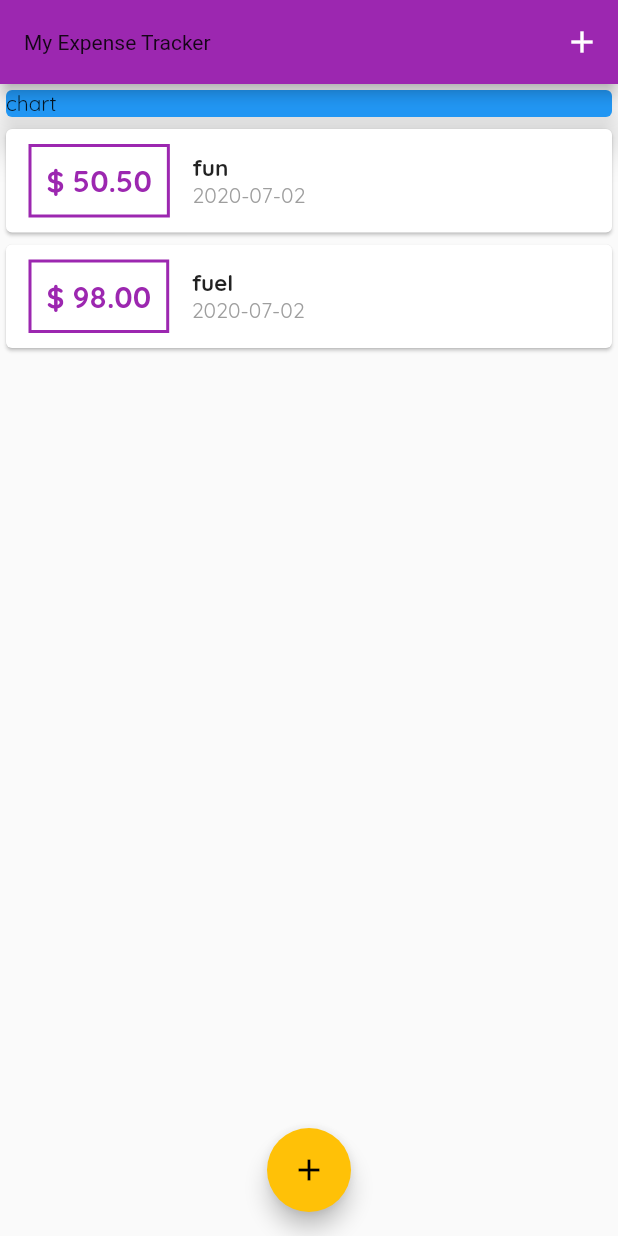
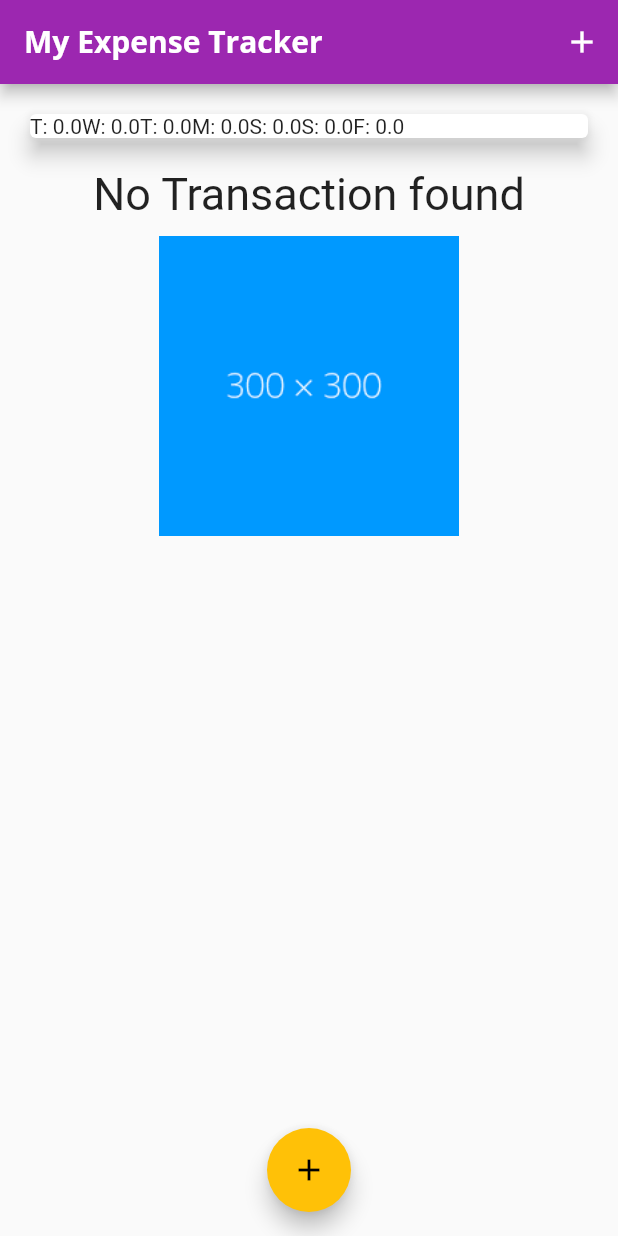
Before and after one commit to nomanshaikh17/expense-tracker-app-flutter, a Flutter app: the screen it shows after launch, on a phone screen of 412 x 824 dp. Run offline on Flutter 3.47's test engine with Material 2 defaults, Android fonts, the phone set to English and light mode, and no system bars.

Commit message:
completed till lecture 101 while trying to create a chart bar

```diff
--- a/lib/main.dart
+++ b/lib/main.dart
@@ -1,6 +1,7 @@
 import 'package:expensetracker/widgets/new_tranaction.dart';
 import 'package:flutter/cupertino.dart';
 import 'package:flutter/material.dart';
+import './widgets/chart.dart';
 import './widgets/transactions_list.dart';
 import './models/transactions.dart';
 
@@ -17,8 +18,21 @@ class MyApp extends StatelessWidget {
         primarySwatch: Colors.purple,
         accentColor: Colors.amber,
         fontFamily: 'QuickSand',
+        textTheme: ThemeData.light().textTheme.copyWith(
+              title: TextStyle(
+                fontFamily: 'OpenSans',
+                fontSize: 18,
+                fontWeight: FontWeight.bold,
+              ),
+            ),
         appBarTheme: AppBarTheme(
-          textTheme: ThemeData.light().textTheme.copyWith(),
+          textTheme: ThemeData.light().textTheme.copyWith(
+                title: TextStyle(
+                  fontFamily: 'OpenSans',
+                  fontSize: 20,
+                  fontWeight: FontWeight.bold,
+                ),
+              ),
         ),
       ),
     );
@@ -32,19 +46,31 @@ class MyHomePage extends StatefulWidget {
 
 class _MyHomePageState extends State<MyHomePage> {
   final List<Transactions> transaction = [
-    Transactions(
-      id: 't1',
-      title: 'fun',
-      amount: 50.5,
-      date: DateTime.now(),
-    ),
-    Transactions(
-      id: 't2',
-      title: 'fuel',
-      amount: 98.0,
-      date: DateTime.now(),
-    ),
+//    Transactions(
+//      id: 't1',
+//      title: 'fun',
+//      amount: 50.5,
+//      date: DateTime.now(),
+//    ),
+//    Transactions(
+//      id: 't2',
+//      title: 'fuel',
+//      amount: 98.0,
+//      date: DateTime.now(),
+//    ),
   ];
+
+  List<Transactions> get recentTransaction {
+    return transaction.where(
+      (tx) {
+        return tx.date.isAfter(
+          DateTime.now().subtract(
+            Duration(days: 7),
+          ),
+        );
+      },
+    ).toList();
+  }
 
   void addNewTransaction(String title, double amount) {
     final newTx = Transactions(
@@ -88,11 +114,7 @@ class _MyHomePageState extends State<MyHomePage> {
         children: <Widget>[
           Container(
             width: double.infinity,
-            child: Card(
-              child: Text("chart"),
-              color: Colors.blue,
-              elevation: 10,
-            ),
+            child: Chart(recentTransaction),
           ),
           TransactionList(
             transaction: transaction,
--- /dev/null
+++ b/lib/widgets/chart.dart
@@ -0,0 +1,43 @@
+import 'package:flutter/cupertino.dart';
+import "package:flutter/material.dart";
+import '../models/transactions.dart';
+import 'package:intl/intl.dart';
+class Chart extends StatelessWidget {
+  final List<Transactions> recentTransaction;
+
+  Chart(this.recentTransaction);
+
+  List<Map<String, Object>> get groupedTransactionsValues {
+    return List.generate(
+      7,
+      (index) {
+        final weekDay = DateTime.now().subtract(Duration(days: index));
+        double totalSum=0.0;
+        for (var i = 0; i < recentTransaction.length; i++) {
+          if (recentTransaction[i].date.day == weekDay.day &&
+              recentTransaction[i].date.month == weekDay.month &&
+              recentTransaction[i].date.year == weekDay.year) {
+            totalSum += recentTransaction[i].amount;
+          }
+        }
+        return{
+          'day':DateFormat.E().format(weekDay).substring(0,1),
+          'amount':totalSum,
+        };
+      },
+    );
+  }
+
+  @override
+  Widget build(BuildContext context) {
+    return Card(
+      elevation: 6,
+      margin: EdgeInsets.all(20),
+      child: Row(
+        children: groupedTransactionsValues.map((data){
+          return Text("${data['day']}: ${data['amount']}");
+        }).toList(),
+      ),
+    );
+  }
+}
--- a/lib/widgets/new_tranaction.dart
+++ b/lib/widgets/new_tranaction.dart
@@ -1,4 +1,3 @@
-import 'package:flutter/cupertino.dart';
 import 'package:flutter/material.dart';
 
 class NewTransaction extends StatefulWidget {
--- a/lib/widgets/transactions_list.dart
+++ b/lib/widgets/transactions_list.dart
@@ -1,3 +1,4 @@
+import 'package:flutter/cupertino.dart';
 import 'package:flutter/material.dart';
 import 'package:intl/intl.dart';
 import '../models/transactions.dart';
@@ -11,8 +12,27 @@ class TransactionList extends StatelessWidget {
   Widget build(BuildContext context) {
     return Container(
       height: 250,
-      child: ListView.builder(
-        itemBuilder: (context,index){
+      child: (transaction.length == 0)
+          ? Column(
+              children: <Widget>[
+                Text(
+                  "No Transaction found",
+                  style: TextStyle(fontSize: 30),
+                ),
+                SizedBox(
+                  height: 10,
+                ),
+                Container(
+                  height: 200,
+                  child: Image.asset(
+                    "assets/images/test.png",
+                    fit: BoxFit.cover,
+                  ),
+                ),
+              ],
+            )
+          : ListView.builder(
+              itemBuilder: (context, index) {
                 return Card(
                   child: Row(
                     children: <Widget>[
@@ -42,13 +62,11 @@ class TransactionList extends StatelessWidget {
                         children: <Widget>[
                           Text(
                             transaction[index].title,
-                      style: TextStyle(
-                        fontWeight: FontWeight.bold,
-                        fontSize: 15,
-                      ),
+                            style: Theme.of(context).textTheme.title,
                           ),
                           Text(
-                      DateFormat("yyyy-MM-dd").format(transaction[index].date),
+                            DateFormat("yyyy-MM-dd")
+                                .format(transaction[index].date),
                             style: TextStyle(
                               color: Colors.grey,
                             ),
--- a/pubspec.yaml
+++ b/pubspec.yaml
@@ -45,6 +45,8 @@ flutter:
   # assets:
   #  - images/a_dot_burr.jpeg
   #  - images/a_dot_ham.jpeg
+  assets:
+    - assets/images/test.png
 
   # An image asset can refer to one or more resolution-specific "variants", see
   # https://flutter.dev/assets-and-images/#resolution-aware.
```
Also changed, not shown: lib/widgets/char_bar.dart (added, +52 -0 lines), assets/images/test.png (added). Lines whose indentation alone changed are shown as unchanged.
